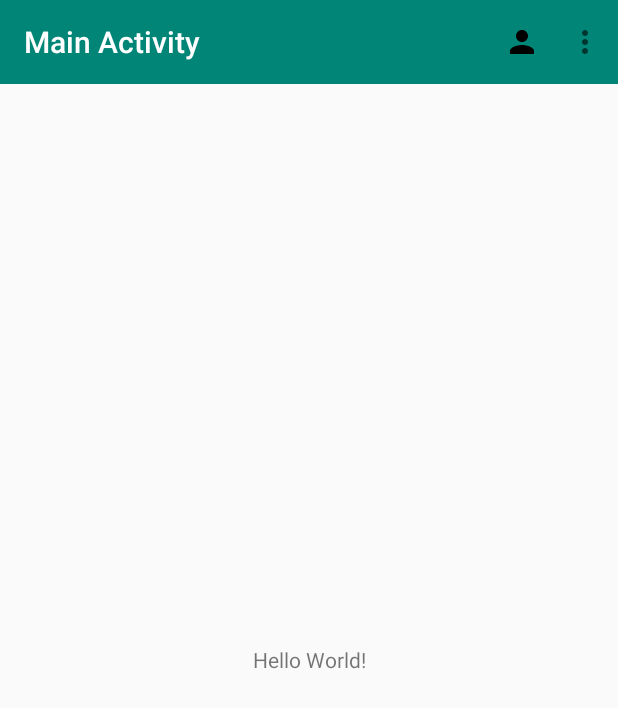
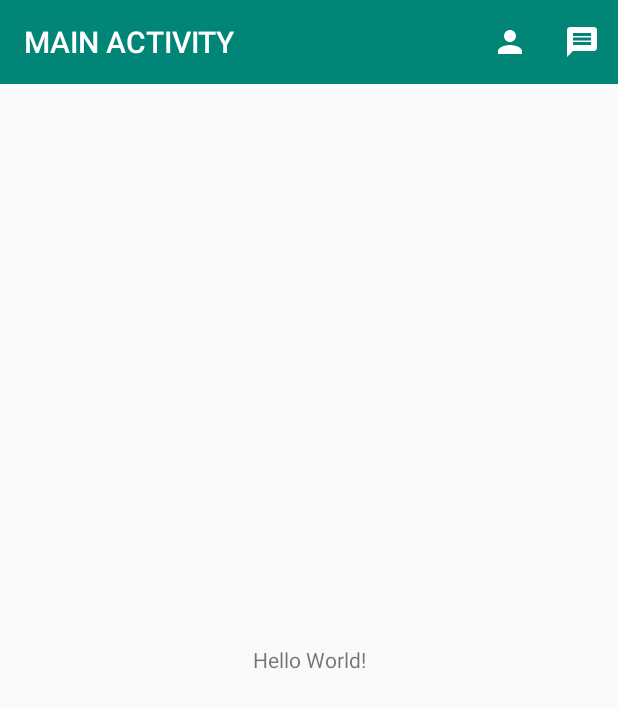
Before and after one commit to PatUgarte/AppBarConMenuYMas_Android, an Android app: the screen it shows after launch (MainActivity), on a phone screen of 412 x 824 dp. Shown: the top 708 px of the screen. Run offline under Robolectric (Android 15) with nearby library versions, the phone set to English and light mode, and no system bars.

Commit message:
Agregado de estilo para la Toolbar y otros arreglos menores.

```diff
--- a/app/build.gradle
+++ b/app/build.gradle
@@ -4,7 +4,7 @@ android {
     compileSdkVersion 29
     defaultConfig {
         applicationId "digitalhouse.com.appbar"
-        minSdkVersion 24
+        minSdkVersion 26
         targetSdkVersion 29
         versionCode 1
         versionName "1.0"
--- a/app/src/main/res/drawable/ic_message_black_24dp.xml
+++ b/app/src/main/res/drawable/ic_message_black_24dp.xml
@@ -4,6 +4,6 @@
         android:viewportWidth="24.0"
         android:viewportHeight="24.0">
     <path
-        android:fillColor="#FF000000"
+        android:fillColor="#FFFFFF"
         android:pathData="M20,2L4,2c-1.1,0 -1.99,0.9 -1.99,2L2,22l4,-4h14c1.1,0 2,-0.9 2,-2L22,4c0,-1.1 -0.9,-2 -2,-2zM18,14L6,14v-2h12v2zM18,11L6,11L6,9h12v2zM18,8L6,8L6,6h12v2z"/>
 </vector>
--- a/app/src/main/res/drawable/ic_person_black_24dp.xml
+++ b/app/src/main/res/drawable/ic_profile_white_24dp.xml
@@ -4,6 +4,6 @@
         android:viewportWidth="24.0"
         android:viewportHeight="24.0">
     <path
-        android:fillColor="#FF000000"
+        android:fillColor="#FFFFFF"
         android:pathData="M12,12c2.21,0 4,-1.79 4,-4s-1.79,-4 -4,-4 -4,1.79 -4,4 1.79,4 4,4zM12,14c-2.67,0 -8,1.34 -8,4v2h16v-2c0,-2.66 -5.33,-4 -8,-4z"/>
 </vector>
--- a/app/src/main/res/layout/toolbar_layout.xml
+++ b/app/src/main/res/layout/toolbar_layout.xml
@@ -1,8 +1,9 @@
 <?xml version="1.0" encoding="utf-8"?>
-<androidx.appcompat.widget.Toolbar
-    xmlns:android="http://schemas.android.com/apk/res/android"
+<androidx.appcompat.widget.Toolbar xmlns:android="http://schemas.android.com/apk/res/android"
     xmlns:app="http://schemas.android.com/apk/res-auto"
     android:layout_width="match_parent"
     android:layout_height="?android:actionBarSize"
+    xmlns:tools="http://schemas.android.com/tools"
     android:background="@color/colorPrimary"
+    android:theme="@style/miEstiloDeActionBar"
     app:titleTextColor="#FFFFFF" />
--- a/app/src/main/res/menu/toolbar_menu.xml
+++ b/app/src/main/res/menu/toolbar_menu.xml
@@ -7,7 +7,7 @@
         android:id="@+id/perfil_item"
         android:title="Perfil"
         app:showAsAction="always"
-        android:icon="@drawable/ic_person_black_24dp"
+        android:icon="@drawable/ic_profile_white_24dp"
         android:iconTint="#FFFFFF"
         />
         <!--android:icon=""-->
@@ -15,6 +15,6 @@
         android:id="@+id/toast_item"
         android:title="Toast"
         android:icon="@drawable/ic_message_black_24dp"
-        app:showAsAction="never"/>
+        app:showAsAction="always"/>
 
 </menu>
--- a/app/src/main/res/values/styles.xml
+++ b/app/src/main/res/values/styles.xml
@@ -8,4 +8,9 @@
         <item name="colorAccent">@color/colorAccent</item>
     </style>
 
+    <style name="miEstiloDeActionBar" parent="ThemeOverlay.AppCompat.Dark.ActionBar">
+        <item name="android:textColorPrimary">#FFFFFF</item>
+        <item name="android:textAllCaps">true</item>
+    </style>
+
 </resources>
```
